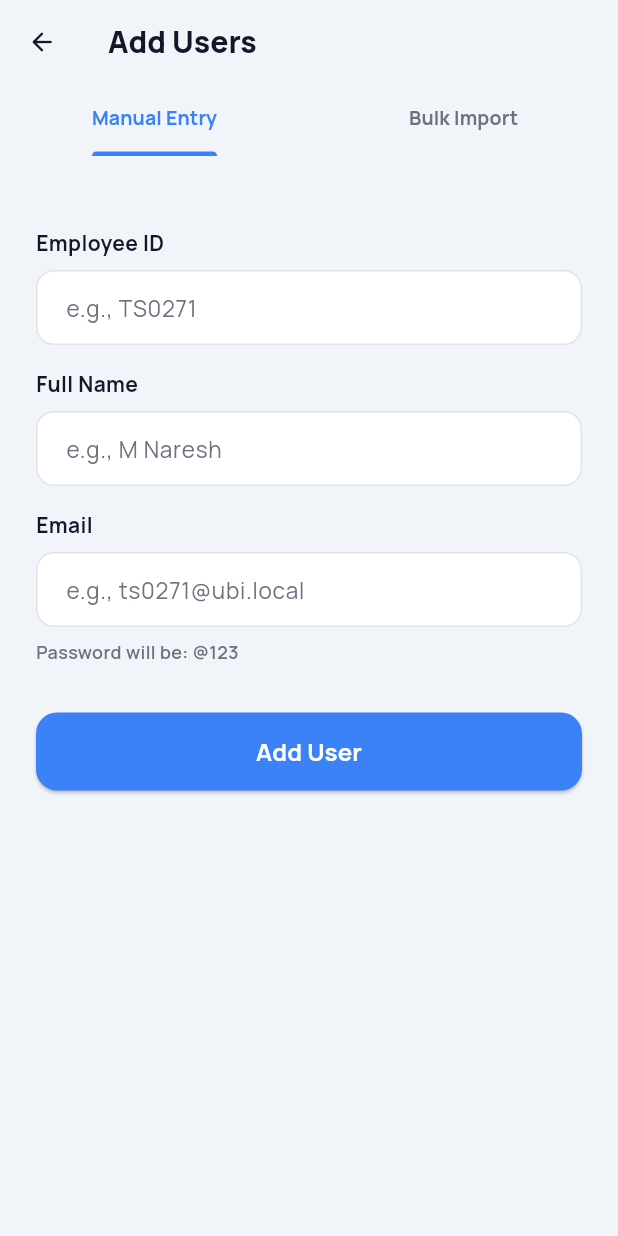
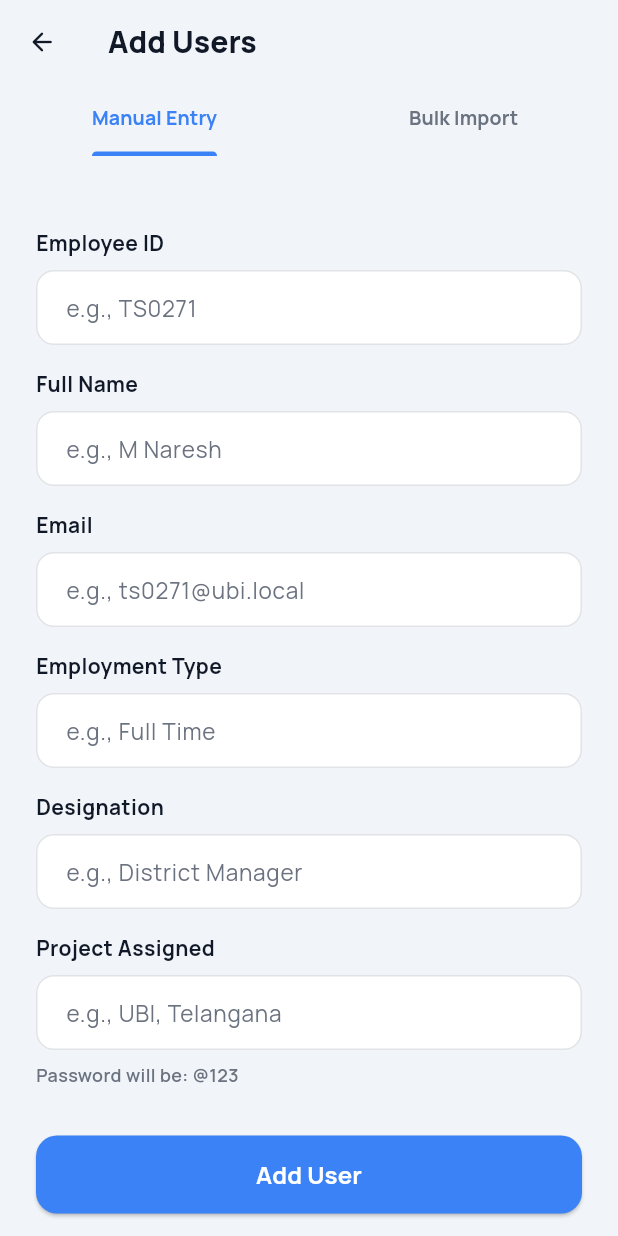
Before and after one commit to PremSaiBollamoni/CampusFieldTrackV1-Frontend, a Flutter app: the AddUsersScreen screen opened directly, on a phone screen of 412 x 824 dp. Run offline on Flutter 3.47's test engine with Material 3 defaults, Android fonts, the phone set to English and light mode, and no system bars; our stand-ins replace cached_network_image, dio, fl_chart, flutter_map, flutter_secure_storage, flutter_svg and 7 more; accounts and stored records are empty.

Commit message:
Fix Issues

```diff
--- a/lib/presentation/admin_dashboard_screen/add_users_screen.dart
+++ b/lib/presentation/admin_dashboard_screen/add_users_screen.dart
@@ -18,6 +18,9 @@ class _AddUsersScreenState extends State<AddUsersScreen> with SingleTickerProvid
   final _usernameController = TextEditingController();
   final _emailController = TextEditingController();
   final _empIdController = TextEditingController();
+  final _employmentTypeController = TextEditingController();
+  final _designationController = TextEditingController();
+  final _projectAssignedController = TextEditingController();
 
   // Bulk import
   final _bulkDataController = TextEditingController();
@@ -38,12 +41,16 @@ class _AddUsersScreenState extends State<AddUsersScreen> with SingleTickerProvid
     _usernameController.dispose();
     _emailController.dispose();
     _empIdController.dispose();
+    _employmentTypeController.dispose();
+    _designationController.dispose();
+    _projectAssignedController.dispose();
     _bulkDataController.dispose();
     super.dispose();
   }
 
   Future<void> _addSingleUser() async {
-    if (_usernameController.text.isEmpty || _emailController.text.isEmpty || _empIdController.text.isEmpty) {
+    if (_usernameController.text.isEmpty || _emailController.text.isEmpty || _empIdController.text.isEmpty ||
+        _employmentTypeController.text.isEmpty || _designationController.text.isEmpty || _projectAssignedController.text.isEmpty) {
       setState(() => _errorMessage = 'All fields are required');
       return;
     }
@@ -60,6 +67,10 @@ class _AddUsersScreenState extends State<AddUsersScreen> with SingleTickerProvid
         _usernameController.text,
         _emailController.text,
         password,
+        empId: _empIdController.text,
+        employmentType: _employmentTypeController.text,
+        designation: _designationController.text,
+        projectAssigned: _projectAssignedController.text,
       );
 
       if (response['success'] == true) {
@@ -68,6 +79,9 @@ class _AddUsersScreenState extends State<AddUsersScreen> with SingleTickerProvid
           _usernameController.clear();
           _emailController.clear();
           _empIdController.clear();
+          _employmentTypeController.clear();
+          _designationController.clear();
+          _projectAssignedController.clear();
         });
       } else {
         setState(() => _errorMessage = response['message'] ?? 'Failed to add user');
@@ -97,28 +111,32 @@ class _AddUsersScreenState extends State<AddUsersScreen> with SingleTickerProvid
 
       for (final line in lines) {
         final parts = line.split('\t').map((p) => p.trim()).toList();
-        if (parts.length >= 3) {
+        if (parts.length >= 6) {
           // Skip header row
           if (parts[0].toLowerCase() == 'sl no' || parts[0].toLowerCase() == 'sl') continue;
 
+          // Parse: Sl No, Emp ID, Name, Employment Type, Designation, Project Assigned
           final empId = parts[1];
           final name = parts[2];
+          final employmentType = parts[3];
+          final designation = parts[4];
+          final projectAssigned = parts[5];
 
           if (empId.isNotEmpty && name.isNotEmpty) {
             employees.add({
               'empId': empId,
               'name': name,
-              'email': '${empId.toLowerCase()}@ubi.local',
-              'designation': parts.length > 4 ? parts[4] : '',
-              'projectAssigned': parts.length > 5 ? parts[5] : '',
-              'employmentType': parts.length > 3 ? parts[3] : '',
+              'email': '${empId}@cft.in',
+              'employmentType': employmentType,
+              'designation': designation,
+              'projectAssigned': projectAssigned,
             });
           }
         }
       }
 
       if (employees.isEmpty) {
-        setState(() => _errorMessage = 'No valid employee data found');
+        setState(() => _errorMessage = 'No valid employee data found. Expected format: Sl No, Emp ID, Name, Employment Type, Designation, Project Assigned (tab-separated)');
         return;
       }
 
@@ -312,6 +330,102 @@ class _AddUsersScreenState extends State<AddUsersScreen> with SingleTickerProvid
             controller: _emailController,
             decoration: InputDecoration(
               hintText: 'e.g., ts0271@ubi.local',
+              hintStyle: GoogleFonts.manrope(color: AppTheme.onDarkMuted),
+              filled: true,
+              fillColor: AppTheme.surface,
+              border: OutlineInputBorder(
+                borderRadius: BorderRadius.circular(12),
+                borderSide: BorderSide(color: AppTheme.onDarkMuted.withOpacity(0.2)),
+              ),
+              enabledBorder: OutlineInputBorder(
+                borderRadius: BorderRadius.circular(12),
+                borderSide: BorderSide(color: AppTheme.onDarkMuted.withOpacity(0.2)),
+              ),
+              focusedBorder: OutlineInputBorder(
+                borderRadius: BorderRadius.circular(12),
+                borderSide: const BorderSide(color: AppTheme.primary, width: 2),
+              ),
+              contentPadding: const EdgeInsets.symmetric(horizontal: 16, vertical: 14),
+            ),
+          ),
+          const SizedBox(height: 16),
+          Text(
+            'Employment Type',
+            style: GoogleFonts.manrope(
+              fontSize: 14,
+              fontWeight: FontWeight.w700,
+              color: AppTheme.onDark,
+            ),
+          ),
+          const SizedBox(height: 8),
+          TextField(
+            controller: _employmentTypeController,
+            decoration: InputDecoration(
+              hintText: 'e.g., Full Time',
+              hintStyle: GoogleFonts.manrope(color: AppTheme.onDarkMuted),
+              filled: true,
+              fillColor: AppTheme.surface,
+              border: OutlineInputBorder(
+                borderRadius: BorderRadius.circular(12),
+                borderSide: BorderSide(color: AppTheme.onDarkMuted.withOpacity(0.2)),
+              ),
+              enabledBorder: OutlineInputBorder(
+                borderRadius: BorderRadius.circular(12),
+                borderSide: BorderSide(color: AppTheme.onDarkMuted.withOpacity(0.2)),
+              ),
+              focusedBorder: OutlineInputBorder(
+                borderRadius: BorderRadius.circular(12),
+                borderSide: const BorderSide(color: AppTheme.primary, width: 2),
+              ),
+              contentPadding: const EdgeInsets.symmetric(horizontal: 16, vertical: 14),
+            ),
+          ),
+          const SizedBox(height: 16),
+          Text(
+            'Designation',
+            style: GoogleFonts.manrope(
+              fontSize: 14,
+              fontWeight: FontWeight.w700,
+              color: AppTheme.onDark,
+            ),
+          ),
+          const SizedBox(height: 8),
+          TextField(
+            controller: _designationController,
+            decoration: InputDecoration(
+              hintText: 'e.g., District Manager',
+              hintStyle: GoogleFonts.manrope(color: AppTheme.onDarkMuted),
+              filled: true,
+              fillColor: AppTheme.surface,
+              border: OutlineInputBorder(
+                borderRadius: BorderRadius.circular(12),
+                borderSide: BorderSide(color: AppTheme.onDarkMuted.withOpacity(0.2)),
+              ),
+              enabledBorder: OutlineInputBorder(
+                borderRadius: BorderRadius.circular(12),
+                borderSide: BorderSide(color: AppTheme.onDarkMuted.withOpacity(0.2)),
+              ),
+              focusedBorder: OutlineInputBorder(
+                borderRadius: BorderRadius.circular(12),
+                borderSide: const BorderSide(color: AppTheme.primary, width: 2),
+              ),
+              contentPadding: const EdgeInsets.symmetric(horizontal: 16, vertical: 14),
+            ),
+          ),
+          const SizedBox(height: 16),
+          Text(
+            'Project Assigned',
+            style: GoogleFonts.manrope(
+              fontSize: 14,
+              fontWeight: FontWeight.w700,
+              color: AppTheme.onDark,
+            ),
+          ),
+          const SizedBox(height: 8),
+          TextField(
+            controller: _projectAssignedController,
+            decoration: InputDecoration(
+              hintText: 'e.g., UBI, Telangana',
               hintStyle: GoogleFonts.manrope(color: AppTheme.onDarkMuted),
               filled: true,
               fillColor: AppTheme.surface,
```
Also changed, not shown: lib/main.dart (+5 -14 lines), lib/presentation/admin_dashboard_screen/user_management_screen.dart (added, +268 -0 lines), lib/presentation/auth_screen/login_screen.dart (+10 -2 lines), lib/services/api_service.dart (+51 -2 lines), 20 other files.
